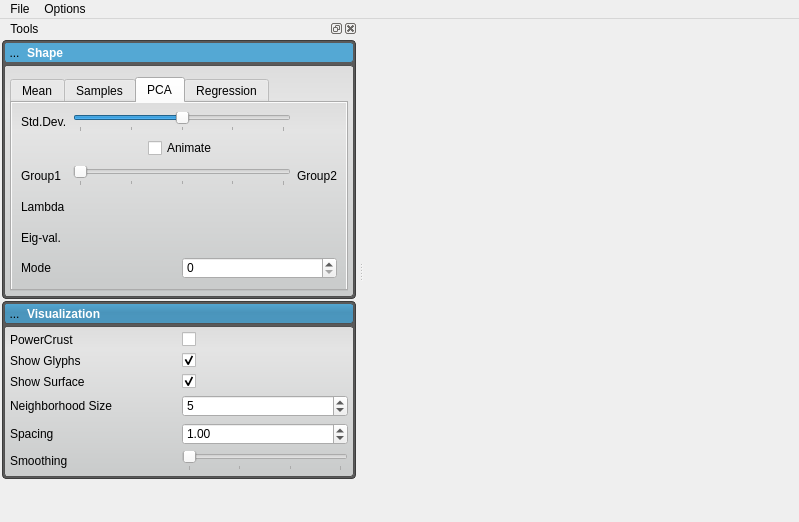
This is code/ShapeWorksView2/ShapeWorksView2.ui in SCIInstitute/ShapeWorks as Qt 5 draws it before an edit. The edited form follows.
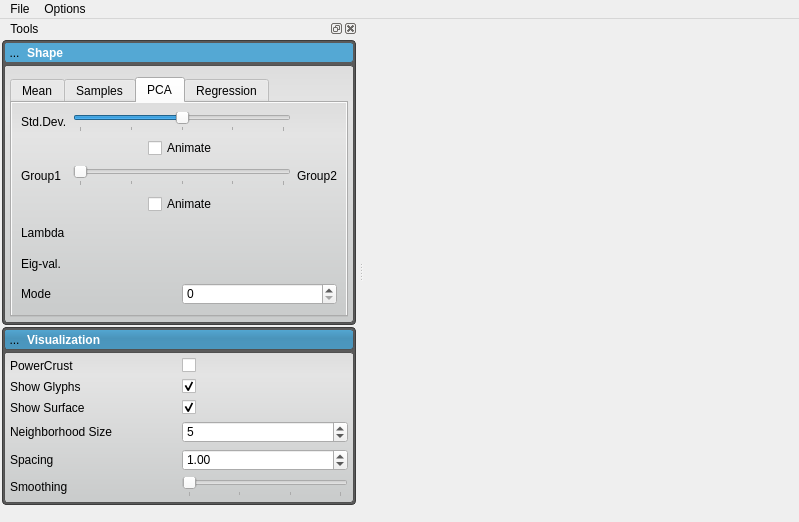
This is the edited form. The open tabs and pages were chosen to show the change. Icons and pictures are not drawn. Custom widgets are drawn as their Qt base class.

Commit message: Added group animate checkbox.

What changed in the file:
```diff
--- a/code/ShapeWorksView2/ShapeWorksView2.ui
+++ b/code/ShapeWorksView2/ShapeWorksView2.ui
@@ -696,6 +696,51 @@
                    </layout>
                   </widget>
                  </item>
+                 <item row="3" column="1">
+                  <widget class="QWidget" name="widget_25" native="true">
+                   <layout class="QHBoxLayout" name="horizontalLayout_9">
+                    <property name="spacing">
+                     <number>0</number>
+                    </property>
+                    <property name="margin">
+                     <number>0</number>
+                    </property>
+                    <item>
+                     <spacer name="horizontalSpacer_7">
+                      <property name="orientation">
+                       <enum>Qt::Horizontal</enum>
+                      </property>
+                      <property name="sizeHint" stdset="0">
+                       <size>
+                        <width>40</width>
+                        <height>20</height>
+                       </size>
+                      </property>
+                     </spacer>
+                    </item>
+                    <item>
+                     <widget class="QCheckBox" name="pcaGroupAnimateCheckBox">
+                      <property name="text">
+                       <string>Animate</string>
+                      </property>
+                     </widget>
+                    </item>
+                    <item>
+                     <spacer name="horizontalSpacer_8">
+                      <property name="orientation">
+                       <enum>Qt::Horizontal</enum>
+                      </property>
+                      <property name="sizeHint" stdset="0">
+                       <size>
+                        <width>40</width>
+                        <height>20</height>
+                       </size>
+                      </property>
+                     </spacer>
+                    </item>
+                   </layout>
+                  </widget>
+                 </item>
                 </layout>
                </item>
                <item>
```
Left out of the diff: 14 changed lines with no effect on the pictures. The commit also changes 2 other files.
